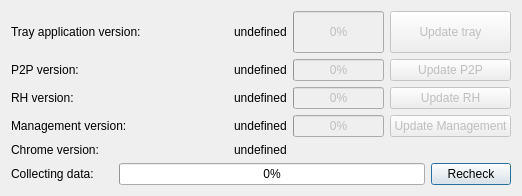
subutai-io/control-center, file hub/forms/DlgAbout.ui: the form before one commit.
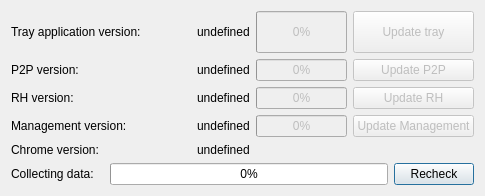
The form after the commit. Icons and pictures are not drawn.

What changed in the file:
```diff
--- a/hub/forms/DlgAbout.ui
+++ b/hub/forms/DlgAbout.ui
@@ -6,7 +6,7 @@
    <rect>
     <x>0</x>
     <y>0</y>
-    <width>522</width>
+    <width>485</width>
     <height>196</height>
    </rect>
   </property>
```
